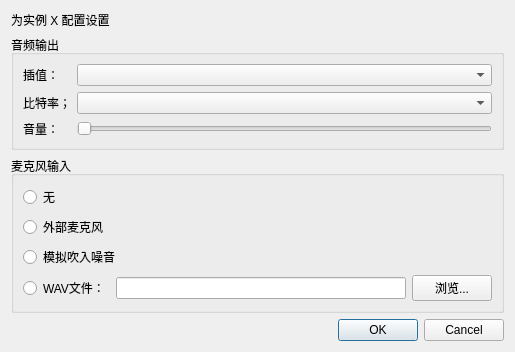
This is src/frontend/qt_sdl/AudioSettingsDialog.ui in melonDS-emu/melonDS as Qt 5 draws it before an edit. The edited form follows.
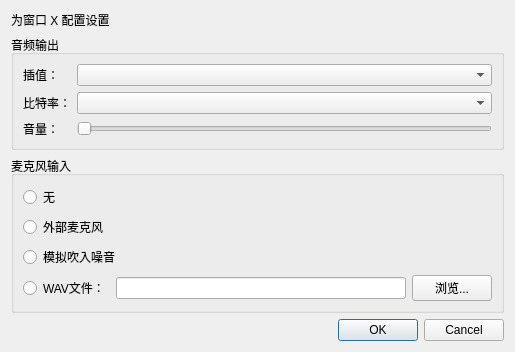
This is the edited form. Custom widgets are drawn as their Qt base class.

Patch:
```diff
--- a/src/frontend/qt_sdl/AudioSettingsDialog.ui
+++ b/src/frontend/qt_sdl/AudioSettingsDialog.ui
@@ -26,7 +26,7 @@
    <item>
     <widget class="QLabel" name="lblInstanceNum">
      <property name="text">
-      <string>为实例 X 配置设置</string>
+      <string>为窗口 X 配置设置</string>
      </property>
     </widget>
    </item>
@@ -76,7 +76,7 @@
       <item row="1" column="0">
        <widget class="QLabel" name="label_3">
         <property name="text">
-         <string>比特率；</string>
+         <string>比特率：</string>
         </property>
        </widget>
       </item>
```
